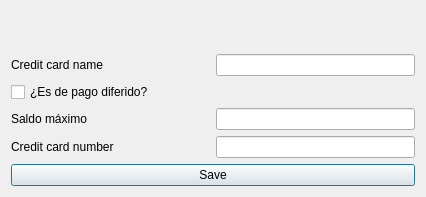
This is ui/frmCreditCardsAdd.ui in turulomio/xulpymoney as Qt 5 draws it before an edit. The edited form follows.
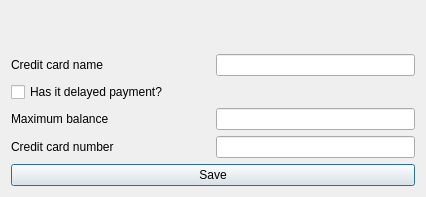
This is the edited form. Icons and pictures are not drawn. Custom widgets are drawn as their Qt base class.

Diff of the .ui file:
```diff
--- a/ui/frmCreditCardsAdd.ui
+++ b/ui/frmCreditCardsAdd.ui
@@ -69,7 +69,7 @@
        <item>
         <widget class="QCheckBox" name="chkPagoDiferido">
          <property name="text">
-          <string>¿Es de pago diferido?</string>
+          <string>Has it delayed payment?</string>
          </property>
         </widget>
        </item>
@@ -80,7 +80,7 @@
        <item>
         <widget class="QLabel" name="label_7">
          <property name="text">
-          <string>Saldo máximo </string>
+          <string>Maximum balance</string>
          </property>
         </widget>
        </item>
```
